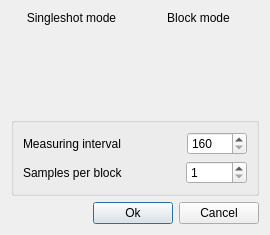
Old version of the form ui/parametersdialog.ui in the repository Melomanstd/daq_gui.
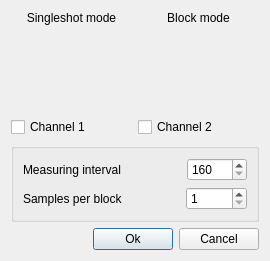
New version of the form. Icons and pictures are not drawn.

Commit message: channels, gui buttons

Patch:
```diff
--- a/ui/parametersdialog.ui
+++ b/ui/parametersdialog.ui
@@ -104,6 +104,27 @@
      </item>
     </layout>
    </item>
+   <item>
+    <layout class="QHBoxLayout" name="horizontalLayout_5">
+     <property name="topMargin">
+      <number>0</number>
+     </property>
+     <item>
+      <widget class="QCheckBox" name="channel_zero_check">
+       <property name="text">
+        <string>Channel 1</string>
+       </property>
+      </widget>
+     </item>
+     <item>
+      <widget class="QCheckBox" name="channel_one_check">
+       <property name="text">
+        <string>Channel 2</string>
+       </property>
+      </widget>
+     </item>
+    </layout>
+   </item>
    <item>
     <widget class="QGroupBox" name="block_box">
      <property name="title">
```
The commit also changes 9 other files.
